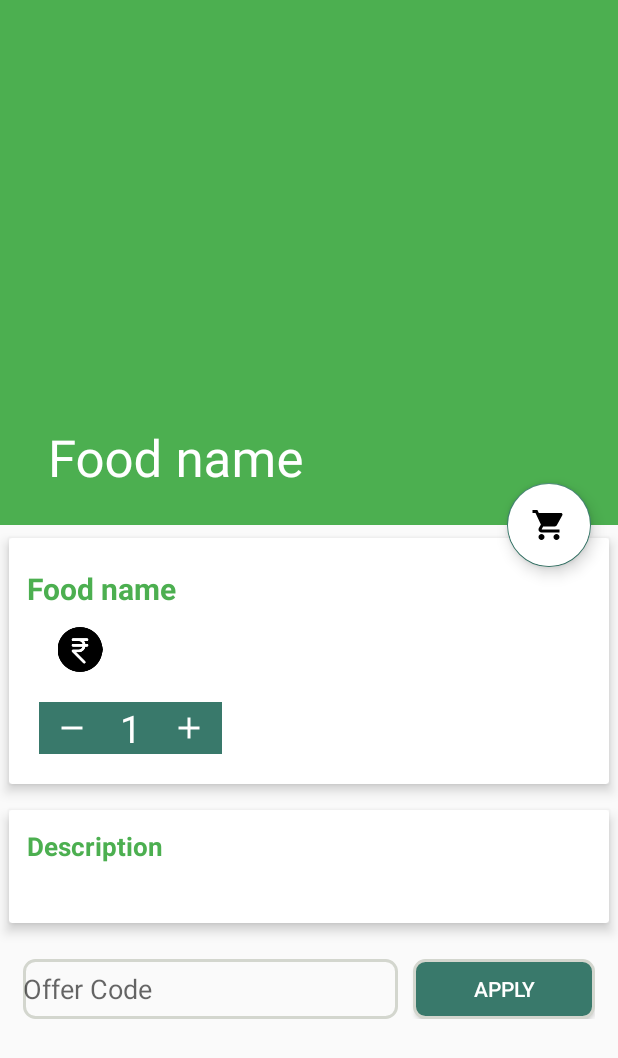
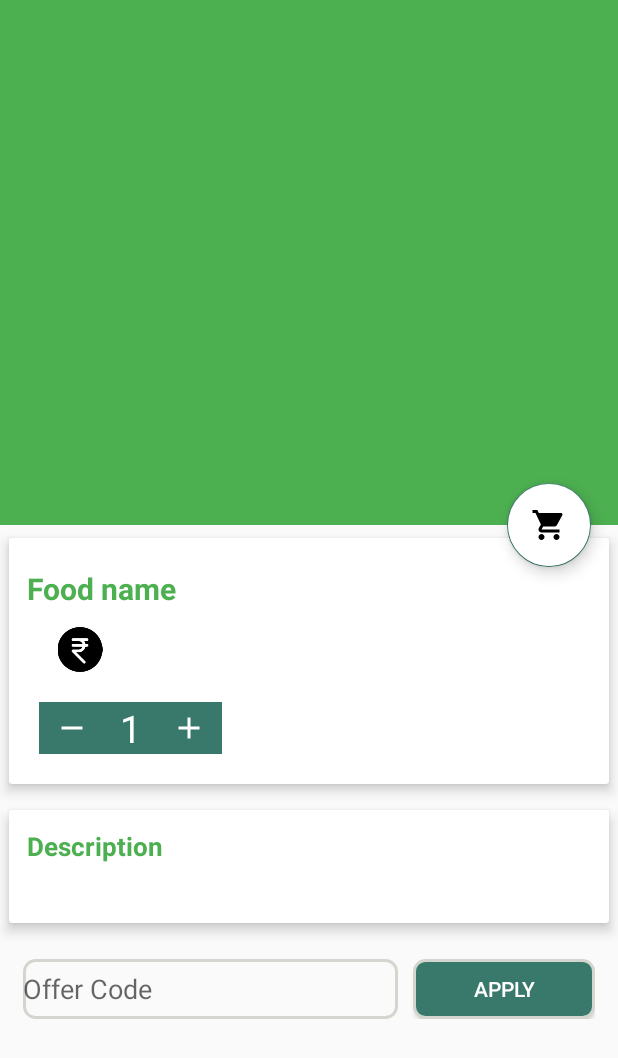
Before and after one commit to kerinshah123/Daily_Cart, an Android app: the layout activity_product_details.xml on its own in the app's theme, with its tools: preview values and no code run, on a phone screen of 412 x 824 dp. Shown: the top 1058 px of the screen. Run offline under Robolectric (Android 15) with nearby library versions, the light colour scheme and no system bars.

```diff
--- a/app/src/main/AndroidManifest.xml
+++ b/app/src/main/AndroidManifest.xml
@@ -32,7 +32,9 @@
             </intent-filter>
 
         </activity>
-        <activity android:name=".product_details" />
+        <activity android:name=".product_details"
+            android:label="Product Details"
+            android:parentActivityName=".product_list"></activity>
         <activity android:name=".sub_category"
             android:label="Sub Category"
             android:parentActivityName=".homeActivity"
--- a/app/src/main/res/layout/activity_product_details.xml
+++ b/app/src/main/res/layout/activity_product_details.xml
@@ -31,15 +31,7 @@
                 android:scaleType="centerCrop"
                 app:layout_collapseMode="parallax" />
 
-            <androidx.appcompat.widget.Toolbar
-                android:id="@+id/toolbar"
-                android:layout_width="match_parent"
-                android:layout_height="?attr/actionBarSize"
-                app:layout_collapseMode="parallax"
-                app:popupTheme="@style/ThemeOverlay.AppCompat.Light"
-                app:title="Food name">
 
-            </androidx.appcompat.widget.Toolbar>
 
         </com.google.android.material.appbar.CollapsingToolbarLayout>
 
```
Also changed, not shown: app/src/main/java/com/example/dailycart/product_details.java (+49 -0 lines), app/src/main/java/com/example/dailycart/product_list.java (+13 -4 lines), app/src/main/java/com/example/dailycart/sub_category.java (+6 -3 lines).
